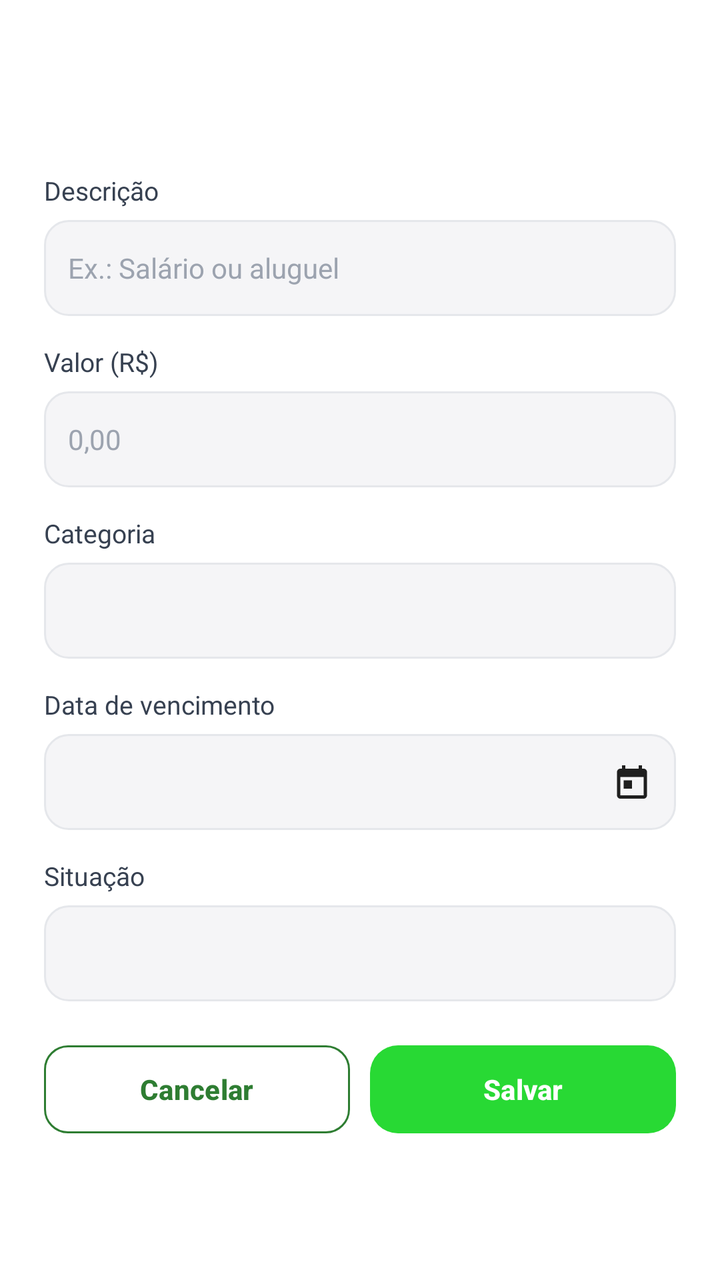
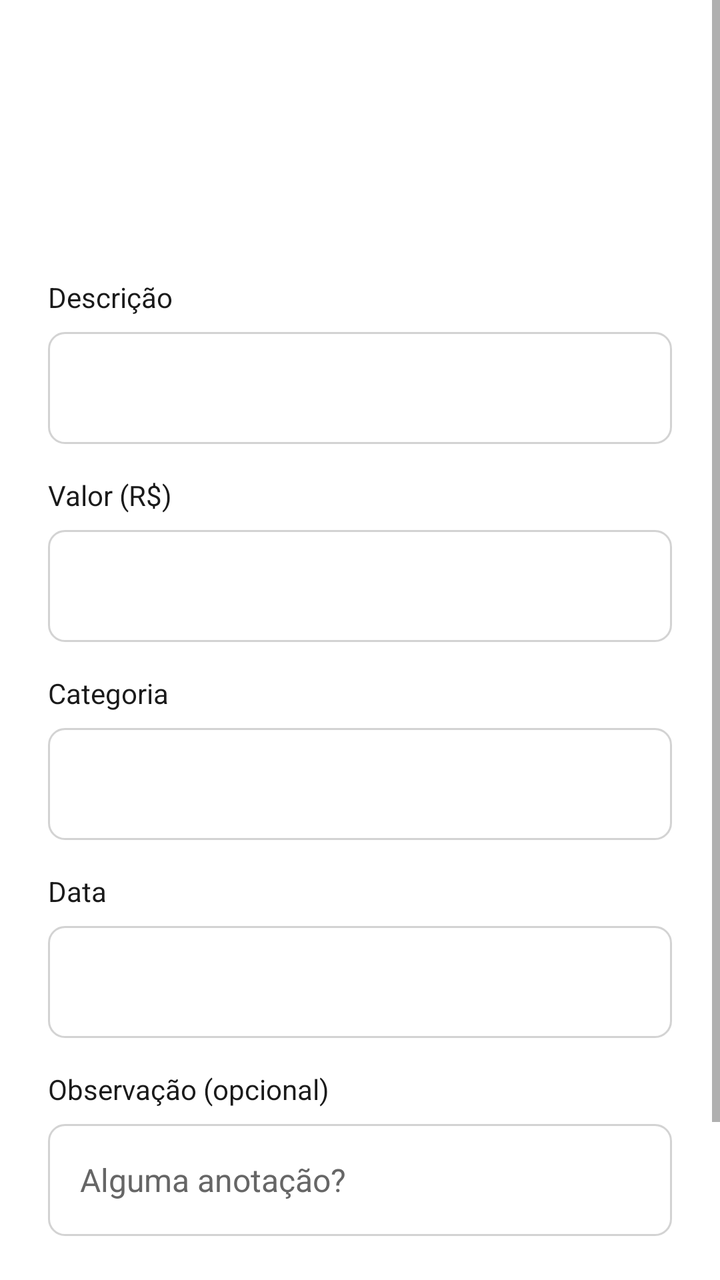

Compare the two renders of this Android layout. The source of the first and the diff that turns it into the second are given below.
<!-- AndroidManifest.xml: application theme Theme.Meu_controle -->
<!-- res/layout/activity_new_account.xml -->
<?xml version="1.0" encoding="utf-8"?>
<ScrollView xmlns:android="http://schemas.android.com/apk/res/android"
    xmlns:app="http://schemas.android.com/apk/res-auto"
    android:layout_width="match_parent"
    android:layout_height="match_parent"
    android:background="@color/surface"
    android:fillViewport="true">

    <LinearLayout
        android:layout_width="match_parent"
        android:layout_height="wrap_content"
        android:orientation="vertical"
        android:paddingStart="22dp"
        android:paddingTop="28dp"
        android:paddingEnd="22dp"
        android:paddingBottom="24dp">

        <TextView
            android:id="@+id/new_account_title"
            android:layout_width="match_parent"
            android:layout_height="wrap_content"
            android:textColor="@color/text_primary"
            android:textSize="24sp"
            android:textStyle="bold" />

        <TextView
            android:layout_width="match_parent"
            android:layout_height="wrap_content"
            android:layout_marginTop="26dp"
            android:text="@string/description_field_label"
            android:textColor="@color/text_label"
            android:textSize="13sp" />

        <EditText
            android:id="@+id/description_input"
            android:layout_width="match_parent"
            android:layout_height="48dp"
            android:layout_marginTop="6dp"
            android:background="@drawable/bg_input_field"
            android:hint="@string/description_hint"
            android:inputType="textCapSentences"
            android:maxLines="1"
            android:paddingStart="12dp"
            android:paddingEnd="12dp"
            android:textColor="@color/text_primary"
            android:textColorHint="@color/text_hint"
            android:textSize="14sp" />

        <TextView
            android:layout_width="match_parent"
            android:layout_height="wrap_content"
            android:layout_marginTop="14dp"
            android:text="@string/amount_field_label"
            android:textColor="@color/text_label"
            android:textSize="13sp" />

        <EditText
            android:id="@+id/amount_input"
            android:layout_width="match_parent"
            android:layout_height="48dp"
            android:layout_marginTop="6dp"
            android:background="@drawable/bg_input_field"
            android:hint="@string/amount_hint"
            android:inputType="numberDecimal"
            android:maxLines="1"
            android:paddingStart="12dp"
            android:paddingEnd="12dp"
            android:textColor="@color/text_primary"
            android:textColorHint="@color/text_hint"
            android:textSize="14sp" />

        <TextView
            android:id="@+id/category_label"
            android:layout_width="match_parent"
            android:layout_height="wrap_content"
            android:layout_marginTop="14dp"
            android:text="@string/category_label"
            android:textColor="@color/text_label"
            android:textSize="13sp" />

        <Spinner
            android:id="@+id/category_input"
            android:layout_width="match_parent"
            android:layout_height="48dp"
            android:layout_marginTop="6dp"
            android:background="@drawable/bg_input_field"
            android:paddingStart="8dp"
            android:paddingEnd="8dp" />

        <TextView
            android:layout_width="match_parent"
            android:layout_height="wrap_content"
            android:layout_marginTop="14dp"
            android:text="@string/due_date_hint"
            android:textColor="@color/text_label"
            android:textSize="13sp" />

        <TextView
            android:id="@+id/due_date_input"
            android:layout_width="match_parent"
            android:layout_height="48dp"
            android:layout_marginTop="6dp"
            android:background="@drawable/bg_input_field"
            android:clickable="true"
            android:drawableEnd="@drawable/ic_calendar"
            android:drawablePadding="8dp"
            android:focusable="true"
            android:gravity="center_vertical"
            android:paddingStart="12dp"
            android:paddingEnd="12dp"
            android:textColor="@color/text_primary"
            android:textSize="14sp" />

        <TextView
            android:id="@+id/status_field_label"
            android:layout_width="match_parent"
            android:layout_height="wrap_content"
            android:layout_marginTop="14dp"
            android:text="@string/status_field_label"
            android:textColor="@color/text_label"
            android:textSize="13sp" />

        <Spinner
            android:id="@+id/status_input"
            android:layout_width="match_parent"
            android:layout_height="48dp"
            android:layout_marginTop="6dp"
            android:background="@drawable/bg_input_field"
            android:paddingStart="8dp"
            android:paddingEnd="8dp" />

        <LinearLayout
            android:layout_width="match_parent"
            android:layout_height="wrap_content"
            android:layout_marginTop="18dp"
            android:orientation="horizontal">

            <com.google.android.material.button.MaterialButton
                android:id="@+id/cancel_account_button"
                android:layout_width="0dp"
                android:layout_height="52dp"
                android:layout_weight="1"
                android:backgroundTint="@color/surface"
                android:text="@string/cancel"
                android:textAllCaps="false"
                android:textColor="@color/form_button_outline"
                android:textSize="14sp"
                android:textStyle="bold"
                app:cornerRadius="12dp"
                app:strokeColor="@color/form_button_outline"
                app:strokeWidth="1dp" />

            <com.google.android.material.button.MaterialButton
                android:id="@+id/save_account_button"
                android:layout_width="0dp"
                android:layout_height="52dp"
                android:layout_marginStart="10dp"
                android:layout_weight="1"
                android:text="@string/save_account"
                android:textAllCaps="false"
                android:textSize="14sp"
                android:textStyle="bold" />
        </LinearLayout>
    </LinearLayout>
</ScrollView>
<!-- resources referenced by this layout -->
<resources>
  <color name="form_button_outline">#2E7D32</color>
  <color name="surface">#FFFFFFFF</color>
  <color name="text_hint">#9CA3AF</color>
  <color name="text_label">#374151</color>
  <color name="text_primary">#1A1A1A</color>
  <!-- drawable bg_input_field (drawable) -->
  <?xml version="1.0" encoding="utf-8"?>
  <shape xmlns:android="http://schemas.android.com/apk/res/android"
      android:shape="rectangle">
      <solid android:color="@color/field_background" />
      <stroke
          android:width="1dp"
          android:color="@color/field_stroke" />
      <corners android:radius="12dp" />
      <padding
          android:left="16dp"
          android:top="12dp"
          android:right="16dp"
          android:bottom="12dp" />
  </shape>
  <!-- drawable ic_calendar (drawable) -->
  <vector xmlns:android="http://schemas.android.com/apk/res/android"
      android:width="20dp"
      android:height="20dp"
      android:viewportWidth="24"
      android:viewportHeight="24">
      <path
          android:fillColor="#FF1F1F1F"
          android:pathData="M19,4h-1L18,2h-2v2L8,4L8,2L6,2v2L5,4C3.9,4 3,4.9 3,6v14c0,1.1 0.9,2 2,2h14c1.1,0 2,-0.9 2,-2L21,6c0,-1.1 -0.9,-2 -2,-2zM19,20L5,20L5,9h14v11zM7,11h5v5L7,16z" />
  </vector>
  <string name="amount_field_label">Valor (R$)</string>
  <string name="amount_hint">0,00</string>
  <string name="cancel">Cancelar</string>
  <string name="category_label">Categoria</string>
  <string name="description_field_label">Descrição</string>
  <string name="description_hint">Ex.: Salário ou aluguel</string>
  <string name="due_date_hint">Data de vencimento</string>
  <string name="save_account">Salvar</string>
  <string name="status_field_label">Situação</string>
  <style name="Theme.Meu_controle" parent="Base.Theme.Meu_controle" />
  <color name="field_background">#F5F5F7</color>
  <color name="field_stroke">#E5E7EB</color>
  <style name="Base.Theme.Meu_controle" parent="Theme.Material3.Light.NoActionBar">
          <item name="colorPrimary">@color/primary_green</item>
          <item name="colorOnPrimary">@color/white</item>
          <item name="colorPrimaryContainer">@color/receita_fundo</item>
          <item name="colorOnPrimaryContainer">@color/receita_texto</item>
          <item name="colorSecondary">@color/primary_green</item>
          <item name="colorError">@color/acao_excluir</item>
          <item name="colorSurface">@color/surface</item>
          <item name="colorOnSurface">@color/text_primary</item>
          <item name="colorOutline">@color/field_stroke</item>
          <item name="android:colorBackground">@color/app_background</item>
          <item name="android:windowLightStatusBar">true</item>
  
          
          <item name="materialButtonStyle">@style/Widget.MeuControle.Button</item>
      </style>
  <color name="primary_green">#28D934</color>
  <color name="white">#FFFFFFFF</color>
  <color name="receita_fundo">#E8F5E9</color>
  <color name="receita_texto">#1B5E20</color>
  <color name="acao_excluir">#D32F2F</color>
  <color name="app_background">#F7F7FB</color>
  <style name="Widget.MeuControle.Button" parent="Widget.Material3.Button">
          <item name="backgroundTint">@color/primary_green</item>
          <item name="android:textColor">@color/white</item>
          <item name="android:textAllCaps">false</item>
          <item name="android:textStyle">bold</item>
          <item name="cornerRadius">14dp</item>
      </style>
</resources>

<!-- the commit's change to res/layout/activity_new_account.xml (unified diff, before → after) -->
@@ -1,165 +1,175 @@
 <?xml version="1.0" encoding="utf-8"?>
-<ScrollView xmlns:android="http://schemas.android.com/apk/res/android"
+<LinearLayout xmlns:android="http://schemas.android.com/apk/res/android"
     xmlns:app="http://schemas.android.com/apk/res-auto"
     android:layout_width="match_parent"
     android:layout_height="match_parent"
-    android:background="@color/surface"
-    android:fillViewport="true">
+    android:background="@color/white"
+    android:orientation="vertical">
 
-    <LinearLayout
+    <ScrollView
         android:layout_width="match_parent"
-        android:layout_height="wrap_content"
-        android:orientation="vertical"
-        android:paddingStart="22dp"
-        android:paddingTop="28dp"
-        android:paddingEnd="22dp"
-        android:paddingBottom="24dp">
-
-        <TextView
-            android:id="@+id/new_account_title"
-            android:layout_width="match_parent"
-            android:layout_height="wrap_content"
-            android:textColor="@color/text_primary"
-            android:textSize="24sp"
-            android:textStyle="bold" />
-
-        <TextView
-            android:layout_width="match_parent"
-            android:layout_height="wrap_content"
-            android:layout_marginTop="26dp"
-            android:text="@string/description_field_label"
-            android:textColor="@color/text_label"
-            android:textSize="13sp" />
-
-        <EditText
-            android:id="@+id/description_input"
-            android:layout_width="match_parent"
-            android:layout_height="48dp"
-            android:layout_marginTop="6dp"
-            android:background="@drawable/bg_input_field"
-            android:hint="@string/description_hint"
-            android:inputType="textCapSentences"
-            android:maxLines="1"
-            android:paddingStart="12dp"
-            android:paddingEnd="12dp"
-            android:textColor="@color/text_primary"
-            android:textColorHint="@color/text_hint"
-            android:textSize="14sp" />
-
-        <TextView
-            android:layout_width="match_parent"
-            android:layout_height="wrap_content"
-            android:layout_marginTop="14dp"
-            android:text="@string/amount_field_label"
-            android:textColor="@color/text_label"
-            android:textSize="13sp" />
-
-        <EditText
-            android:id="@+id/amount_input"
-            android:layout_width="match_parent"
-            android:layout_height="48dp"
-            android:layout_marginTop="6dp"
-            android:background="@drawable/bg_input_field"
-            android:hint="@string/amount_hint"
-            android:inputType="numberDecimal"
-            android:maxLines="1"
-            android:paddingStart="12dp"
-            android:paddingEnd="12dp"
-            android:textColor="@color/text_primary"
-            android:textColorHint="@color/text_hint"
-            android:textSize="14sp" />
-
-        <TextView
-            android:id="@+id/category_label"
-            android:layout_width="match_parent"
-            android:layout_height="wrap_content"
-            android:layout_marginTop="14dp"
-            android:text="@string/category_label"
-            android:textColor="@color/text_label"
-            android:textSize="13sp" />
-
-        <Spinner
-            android:id="@+id/category_input"
-            android:layout_width="match_parent"
-            android:layout_height="48dp"
-            android:layout_marginTop="6dp"
-            android:background="@drawable/bg_input_field"
-            android:paddingStart="8dp"
-            android:paddingEnd="8dp" />
-
-        <TextView
-            android:layout_width="match_parent"
-            android:layout_height="wrap_content"
-            android:layout_marginTop="14dp"
-            android:text="@string/due_date_hint"
-            android:textColor="@color/text_label"
-            android:textSize="13sp" />
-
-        <TextView
-            android:id="@+id/due_date_input"
-            android:layout_width="match_parent"
-            android:layout_height="48dp"
-            android:layout_marginTop="6dp"
-            android:background="@drawable/bg_input_field"
-            android:clickable="true"
-            android:drawableEnd="@drawable/ic_calendar"
-            android:drawablePadding="8dp"
-            android:focusable="true"
-            android:gravity="center_vertical"
-            android:paddingStart="12dp"
-            android:paddingEnd="12dp"
-            android:textColor="@color/text_primary"
-            android:textSize="14sp" />
-
-        <TextView
-            android:id="@+id/status_field_label"
-            android:layout_width="match_parent"
-            android:layout_height="wrap_content"
-            android:layout_marginTop="14dp"
-            android:text="@string/status_field_label"
-            android:textColor="@color/text_label"
-            android:textSize="13sp" />
-
-        <Spinner
-            android:id="@+id/status_input"
-            android:layout_width="match_parent"
-            android:layout_height="48dp"
-            android:layout_marginTop="6dp"
-            android:background="@drawable/bg_input_field"
-            android:paddingStart="8dp"
-            android:paddingEnd="8dp" />
+        android:layout_height="0dp"
+        android:layout_weight="1"
+        android:fillViewport="true">
 
         <LinearLayout
             android:layout_width="match_parent"
             android:layout_height="wrap_content"
-            android:layout_marginTop="18dp"
-            android:orientation="horizontal">
+            android:orientation="vertical"
+            android:padding="24dp">
 
-            <com.google.android.material.button.MaterialButton
-                android:id="@+id/cancel_account_button"
-                android:layout_width="0dp"
-                android:layout_height="52dp"
-                android:layout_weight="1"
-                android:backgroundTint="@color/surface"
-                android:text="@string/cancel"
-                android:textAllCaps="false"
-                android:textColor="@color/form_button_outline"
-                android:textSize="14sp"
-                android:textStyle="bold"
-                app:cornerRadius="12dp"
-                app:strokeColor="@color/form_button_outline"
-                app:strokeWidth="1dp" />
+            
+            <TextView
+                android:id="@+id/btnVoltar"
+                android:layout_width="wrap_content"
+                android:layout_height="wrap_content"
+                android:paddingVertical="8dp"
+                android:textColor="@color/green_primary"
+                android:textSize="16sp"
+                android:textStyle="bold" />
 
-            <com.google.android.material.button.MaterialButton
-                android:id="@+id/save_account_button"
-                android:layout_width="0dp"
-                android:layout_height="52dp"
-                android:layout_marginStart="10dp"
-                android:layout_weight="1"
-                android:text="@string/save_account"
-                android:textAllCaps="false"
-                android:textSize="14sp"
+            
+            <TextView
+                android:id="@+id/new_account_title"
+                android:layout_width="wrap_content"
+                android:layout_height="wrap_content"
+                android:layout_marginTop="16dp"
+                android:textColor="@color/black"
+                android:textSize="28sp"
                 android:textStyle="bold" />
+
+            
+            <TextView
+                android:layout_width="wrap_content"
+                android:layout_height="wrap_content"
+                android:layout_marginTop="24dp"
+                android:text="Descrição"
+                android:textColor="@color/black"
+                android:textSize="14sp" />
+
+            <EditText
+                android:id="@+id/description_input"
+                android:layout_width="match_parent"
+                android:layout_height="56dp"
+                android:layout_marginTop="8dp"
+                android:background="@drawable/bg_input_field"
+                android:inputType="textCapSentences"
+                android:paddingHorizontal="16dp"
+                android:textColor="@color/black"
+                android:textSize="16sp" />
+
+            
+            <TextView
+                android:layout_width="wrap_content"
+                android:layout_height="wrap_content"
+                android:layout_marginTop="16dp"
+                android:text="Valor (R$)"
+                android:textColor="@color/black"
+                android:textSize="14sp" />
+
+            <EditText
+                android:id="@+id/amount_input"
+                android:layout_width="match_parent"
+                android:layout_height="56dp"
+                android:layout_marginTop="8dp"
+                android:background="@drawable/bg_input_field"
+                android:inputType="numberDecimal"
+                android:paddingHorizontal="16dp"
+                android:textColor="@color/black"
+                android:textSize="16sp" />
+
+            
+            <TextView
+                android:layout_width="wrap_content"
+                android:layout_height="wrap_content"
+                android:layout_marginTop="16dp"
+                android:text="Categoria"
+                android:textColor="@color/black"
+                android:textSize="14sp" />
+
+            <Spinner
+                android:id="@+id/category_input"
+                android:layout_width="match_parent"
+                android:layout_height="56dp"
+                android:layout_marginTop="8dp"
+                android:background="@drawable/bg_input_field"
+                android:paddingHorizontal="16dp" />
+
+            
+            <TextView
+                android:layout_width="wrap_content"
+                android:layout_height="wrap_content"
+                android:layout_marginTop="16dp"
+                android:text="Data"
+                android:textColor="@color/black"
+                android:textSize="14sp" />
+
+            <TextView
+                android:id="@+id/due_date_input"
+                android:layout_width="match_parent"
+                android:layout_height="56dp"
+                android:layout_marginTop="8dp"
+                android:background="@drawable/bg_input_field"
+                android:gravity="center_vertical"
+                android:paddingHorizontal="16dp"
+                android:textColor="@color/black"
+                android:textSize="16sp" />
+
+            
+            <TextView
+                android:layout_width="wrap_content"
+                android:layout_height="wrap_content"
+                android:layout_marginTop="16dp"
+                android:text="Observação (opcional)"
+                android:textColor="@color/black"
+                android:textSize="14sp" />
+
+            <EditText
+                android:id="@+id/notes_input"
+                android:layout_width="match_parent"
+                android:layout_height="56dp"
+                android:layout_marginTop="8dp"
+                android:background="@drawable/bg_input_field"
+                android:hint="Alguma anotação?"
+                android:inputType="textCapSentences"
+                android:paddingHorizontal="16dp"
+                android:textColor="@color/black"
+                android:textColorHint="@color/gray_text"
+                android:textSize="16sp" />
+
+            
+            <LinearLayout
+                android:layout_width="match_parent"
+                android:layout_height="wrap_content"
+                android:layout_marginTop="32dp"
+                android:orientation="horizontal">
+
+                <com.google.android.material.button.MaterialButton
+                    android:id="@+id/cancel_account_button"
+                    android:layout_width="0dp"
+                    android:layout_height="56dp"
+                    android:layout_weight="1"
+                    android:layout_marginEnd="8dp"
+                    android:backgroundTint="@color/white"
+                    android:text="Cancelar"
+                    android:textAllCaps="false"
+                    android:textSize="16sp"
+                    app:cornerRadius="8dp"
+                    app:strokeWidth="1dp" />
+
+                <com.google.android.material.button.MaterialButton
+                    android:id="@+id/save_account_button"
+                    android:layout_width="0dp"
+                    android:layout_height="56dp"
+                    android:layout_weight="1"
+                    android:layout_marginStart="8dp"
+                    android:text="Salvar"
+                    android:textAllCaps="false"
+                    android:textColor="@color/white"
+                    android:textSize="16sp"
+                    app:cornerRadius="8dp" />
+            </LinearLayout>
+
         </LinearLayout>
-    </LinearLayout>
-</ScrollView>
+    </ScrollView>
+</LinearLayout>
<!-- resource entries referenced after the edit -->
@@ -1,75 +1,23 @@
 <!-- resources referenced by this layout -->
 <resources>
-  <color name="form_button_outline">#2E7D32</color>
-  <color name="surface">#FFFFFFFF</color>
-  <color name="text_hint">#9CA3AF</color>
-  <color name="text_label">#374151</color>
-  <color name="text_primary">#1A1A1A</color>
+  <color name="black">#1A1A1A</color>
+  <color name="gray_text">#666666</color>
+  <color name="green_primary">#2E7D32</color>
   <!-- drawable bg_input_field (drawable) -->
   <?xml version="1.0" encoding="utf-8"?>
-  <shape xmlns:android="http://schemas.android.com/apk/res/android"
-      android:shape="rectangle">
-      <solid android:color="@color/field_background" />
-      <stroke
-          android:width="1dp"
-          android:color="@color/field_stroke" />
-      <corners android:radius="12dp" />
-      <padding
-          android:left="16dp"
-          android:top="12dp"
-          android:right="16dp"
-          android:bottom="12dp" />
+  <shape xmlns:android="http://schemas.android.com/apk/res/android">
+      <solid android:color="@color/white" />
+      <stroke android:width="1dp" android:color="@color/gray_border" />
+      <corners android:radius="8dp" />
   </shape>
-  <!-- drawable ic_calendar (drawable) -->
-  <vector xmlns:android="http://schemas.android.com/apk/res/android"
-      android:width="20dp"
-      android:height="20dp"
-      android:viewportWidth="24"
-      android:viewportHeight="24">
-      <path
-          android:fillColor="#FF1F1F1F"
-          android:pathData="M19,4h-1L18,2h-2v2L8,4L8,2L6,2v2L5,4C3.9,4 3,4.9 3,6v14c0,1.1 0.9,2 2,2h14c1.1,0 2,-0.9 2,-2L21,6c0,-1.1 -0.9,-2 -2,-2zM19,20L5,20L5,9h14v11zM7,11h5v5L7,16z" />
-  </vector>
-  <string name="amount_field_label">Valor (R$)</string>
-  <string name="amount_hint">0,00</string>
-  <string name="cancel">Cancelar</string>
-  <string name="category_label">Categoria</string>
-  <string name="description_field_label">Descrição</string>
-  <string name="description_hint">Ex.: Salário ou aluguel</string>
-  <string name="due_date_hint">Data de vencimento</string>
-  <string name="save_account">Salvar</string>
-  <string name="status_field_label">Situação</string>
-  <style name="Theme.Meu_controle" parent="Base.Theme.Meu_controle" />
-  <color name="field_background">#F5F5F7</color>
-  <color name="field_stroke">#E5E7EB</color>
-  <style name="Base.Theme.Meu_controle" parent="Theme.Material3.Light.NoActionBar">
-          <item name="colorPrimary">@color/primary_green</item>
-          <item name="colorOnPrimary">@color/white</item>
-          <item name="colorPrimaryContainer">@color/receita_fundo</item>
-          <item name="colorOnPrimaryContainer">@color/receita_texto</item>
-          <item name="colorSecondary">@color/primary_green</item>
-          <item name="colorError">@color/acao_excluir</item>
-          <item name="colorSurface">@color/surface</item>
-          <item name="colorOnSurface">@color/text_primary</item>
-          <item name="colorOutline">@color/field_stroke</item>
-          <item name="android:colorBackground">@color/app_background</item>
-          <item name="android:windowLightStatusBar">true</item>
-  
-          
-          <item name="materialButtonStyle">@style/Widget.MeuControle.Button</item>
+  <style name="Theme.Meu_controle" parent="Theme.MaterialComponents.DayNight.NoActionBar">
+          <item name="colorPrimary">@color/primary</item>
+          <item name="colorPrimaryDark">@color/primary_dark</item>
+          <item name="colorAccent">@color/primary</item>
       </style>
-  <color name="primary_green">#28D934</color>
-  <color name="white">#FFFFFFFF</color>
-  <color name="receita_fundo">#E8F5E9</color>
-  <color name="receita_texto">#1B5E20</color>
-  <color name="acao_excluir">#D32F2F</color>
-  <color name="app_background">#F7F7FB</color>
-  <style name="Widget.MeuControle.Button" parent="Widget.Material3.Button">
-          <item name="backgroundTint">@color/primary_green</item>
-          <item name="android:textColor">@color/white</item>
-          <item name="android:textAllCaps">false</item>
-          <item name="android:textStyle">bold</item>
-          <item name="cornerRadius">14dp</item>
-      </style>
+  <color name="gray_border">#D3D3D3</color>
+  <color name="primary">#1976D2</color>
+  <color name="primary_dark">#0D47A1</color>
+  <color name="white">#FFFFFF</color>
 </resources>
 
